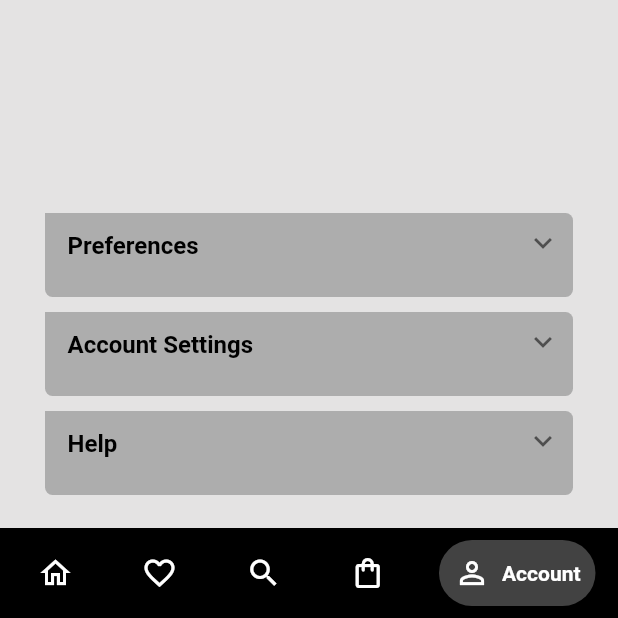
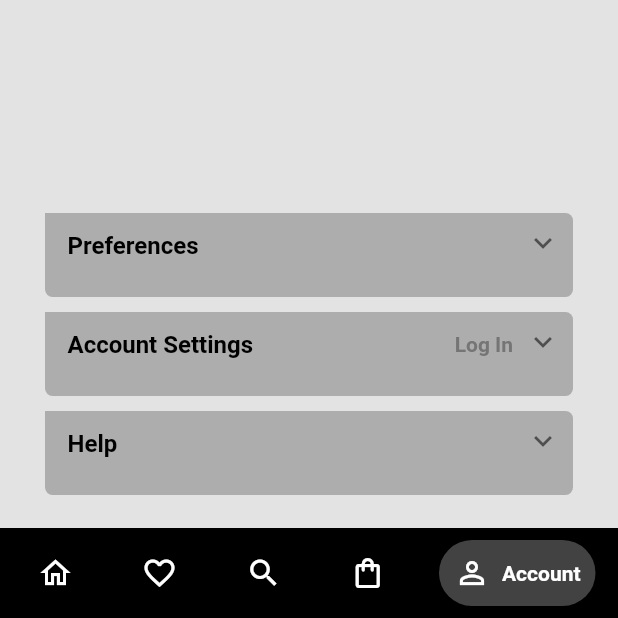
Before and after one commit to Marosko123/armyshop_mobile_frontend, a Flutter app: the PrimaryPage screen opened by its route, item 5 of the bottom bar chosen, on a phone screen of 412 x 824 dp, the part 618-1236 px from its top. Run offline on Flutter 3.47's test engine with Material 2 defaults, Android fonts, the phone set to English and light mode, and no system bars; drawn by our look-alikes of expandable, google_nav_bar; our stand-ins replace google_fonts, grouped_list, image_picker; network calls fail.

Commit message:
Account update

```diff
--- a/lib/common/global_variables.dart
+++ b/lib/common/global_variables.dart
@@ -1,6 +1,8 @@
+import '../models/product.dart';
 import '../models/user.dart';
 
 class GlobalVariables {
+  static List<Product> products = [];
   static bool isConnectedToServer = true;
   static User user = User(
     id: 0,
@@ -11,5 +13,6 @@ class GlobalVariables {
     address: '',
     licensePicture: '',
     isLicenseValid: false,
+    telephone: '',
   );
 }
--- a/lib/common/user_authenticator.dart
+++ b/lib/common/user_authenticator.dart
@@ -18,6 +18,7 @@ class UserAuthenticator {
       address: user['address'] ?? '',
       licensePicture: user['license_picture'] ?? '',
       isLicenseValid: user['is_license_valid'] == 1,
+      telephone: user['telephone'] ?? '',
     );
 
     // Navigate to the PrimaryPage and remove all previous routes from the stack
--- a/lib/models/user.dart
+++ b/lib/models/user.dart
@@ -1,12 +1,17 @@
+import 'package:armyshop_mobile_frontend/common/server_requester.dart';
+
+import '../common/converters.dart';
+
 class User {
   final int id;
-  final String email;
-  final String firstName;
-  final String lastName;
-  final int age;
-  final String address;
-  final String licensePicture;
-  final bool isLicenseValid;
+  String email;
+  String firstName;
+  String lastName;
+  int age;
+  String address;
+  String licensePicture;
+  bool isLicenseValid;
+  String telephone;
 
   User({
     required this.id,
@@ -17,6 +22,7 @@ class User {
     required this.address,
     required this.licensePicture,
     required this.isLicenseValid,
+    required this.telephone,
   });
 
   Map<String, dynamic> toJson() {
@@ -29,7 +35,39 @@ class User {
       'address': address,
       'licensePicture': licensePicture,
       'isLicenseValid': isLicenseValid,
+      'telephone': telephone,
     };
+  }
+
+  Future<dynamic> updateValue(String key, dynamic value) async {
+    final String keyCamelCase = Converters.convertToCamelCase(key);
+    final String keySnakeCase = Converters.convertToSnakeCase(key);
+
+    final propertyMap = {
+      'email': () => email = value,
+      'firstName': () => firstName = value,
+      'lastName': () => lastName = value,
+      'age': () => age = value == "" ? 0 : int.parse(value),
+      'address': () => address = value,
+      'licensePicture': () => licensePicture = value,
+      'isLicenseValid': () => isLicenseValid = value,
+      'telephone': () => telephone = value,
+      'password': () => null,
+    };
+
+    final setter = propertyMap[keyCamelCase];
+    if (setter != null) {
+      final response = await ServerRequester.request(
+          type: 'PATCH',
+          subUrl: '/users/$id',
+          dataToSend: {keySnakeCase: value});
+
+      if (response['status'] == 200) {
+        setter();
+      }
+
+      return response;
+    }
   }
 
   isEmpty() {
--- a/lib/screens/user_account.dart
+++ b/lib/screens/user_account.dart
@@ -1,5 +1,6 @@
 import 'package:armyshop_mobile_frontend/common/armyshop_colors.dart';
 import 'package:armyshop_mobile_frontend/components/my_button.dart';
+import 'package:armyshop_mobile_frontend/components/my_textfield.dart';
 import 'package:armyshop_mobile_frontend/screens/chat_rooms.dart';
 import 'package:expandable/expandable.dart';
 import 'package:flutter/material.dart';
@@ -41,7 +42,7 @@ class UserAccountState extends State<UserAccount> {
       children: [
         if (!GlobalVariables.user.isEmpty()) ...[
           Icon(
-            Icons.account_circle_outlined,
+            Icons.account_circle_sharp,
             color: Colors.green[700],
             size: MediaQuery.of(context).size.width * 0.4,
           ),
@@ -199,6 +200,8 @@ class UserAccountState extends State<UserAccount> {
         ),
         Padding(
           padding: const EdgeInsets.only(left: 30, right: 30, top: 10),
+          child: AbsorbPointer(
+            absorbing: GlobalVariables.user.isEmpty(),
             child: Container(
               decoration: BoxDecoration(
                 borderRadius: BorderRadius.circular(5),
@@ -206,10 +209,14 @@ class UserAccountState extends State<UserAccount> {
               ),
               child: ExpandablePanel(
                 header: Container(
-                decoration: BoxDecoration(color: ArmyshopColors.dropdownColor),
+                  decoration:
+                      BoxDecoration(color: ArmyshopColors.dropdownColor),
                   child: Padding(
                       padding: const EdgeInsets.only(top: 12, left: 15),
-                  child: Text(
+                      child: Row(
+                        mainAxisAlignment: MainAxisAlignment.spaceBetween,
+                        children: [
+                          Text(
                             'Account Settings',
                             style: TextStyle(
                               fontSize: 16,
@@ -217,7 +224,17 @@ class UserAccountState extends State<UserAccount> {
                               color: ArmyshopColors.textColor,
                             ),
                           ),
+                          if (GlobalVariables.user.isEmpty())
+                            Text(
+                              'Log In',
+                              style: TextStyle(
+                                fontSize: 14,
+                                fontWeight: FontWeight.bold,
+                                color: Colors.grey[600],
                               ),
+                            ),
+                        ],
+                      )),
                 ),
                 collapsed: const Text(''),
                 expanded: Container(
@@ -226,17 +243,72 @@ class UserAccountState extends State<UserAccount> {
                   ),
                   child: Padding(
                     padding: const EdgeInsets.all(20),
-                  child: Text(
-                    List.generate(5, (_) => loremIpsum).join('\n\n'),
-                    style: TextStyle(
-                      fontSize: 18,
-                      color: ArmyshopColors.textColor,
+                    child: Column(
+                      children: [
+                        MyTextfield(
+                          icon: Icons.email_outlined,
+                          label: 'Email',
+                          value: GlobalVariables.user.email,
+                          saveCallback: () {
+                            setState(() {});
+                          },
                         ),
+                        MyTextfield(
+                          icon: Icons.password,
+                          label: 'Password',
+                          value: '********',
+                          saveCallback: () {
+                            setState(() {});
+                          },
+                        ),
+                        MyTextfield(
+                          icon: Icons.text_fields_outlined,
+                          label: 'First Name',
+                          value: GlobalVariables.user.firstName,
+                          saveCallback: () {
+                            setState(() {});
+                          },
+                        ),
+                        MyTextfield(
+                          icon: Icons.text_fields_outlined,
+                          label: 'Last Name',
+                          value: GlobalVariables.user.lastName,
+                          saveCallback: () {
+                            setState(() {});
+                          },
+                        ),
+                        MyTextfield(
+                          icon: Icons.numbers_outlined,
+                          label: 'Age',
+                          value: GlobalVariables.user.age.toString(),
+                          isNumeric: true,
+                          saveCallback: () {
+                            setState(() {});
+                          },
+                        ),
+                        MyTextfield(
+                          icon: Icons.location_on_outlined,
+                          label: 'Address',
+                          value: GlobalVariables.user.address,
+                          saveCallback: () {
+                            setState(() {});
+                          },
+                        ),
+                        MyTextfield(
+                          icon: Icons.phone_outlined,
+                          label: 'Telephone',
+                          value: GlobalVariables.user.telephone,
+                          saveCallback: () {
+                            setState(() {});
+                          },
+                        ),
+                      ],
                     ),
                   ),
                 ),
                 builder: (_, collapsed, expanded) =>
                     Expandable(collapsed: collapsed, expanded: expanded),
+              ),
             ),
           ),
         ),
@@ -340,6 +412,7 @@ class UserAccountState extends State<UserAccount> {
                             address: '',
                             licensePicture: '',
                             isLicenseValid: false,
+                            telephone: '',
                           );
                           setState(() {});
                         },
```
Also changed, not shown: lib/common/converters.dart (added, +20 -0 lines), lib/components/my_textfield.dart (added, +183 -0 lines). Lines whose indentation alone changed are shown as unchanged.
